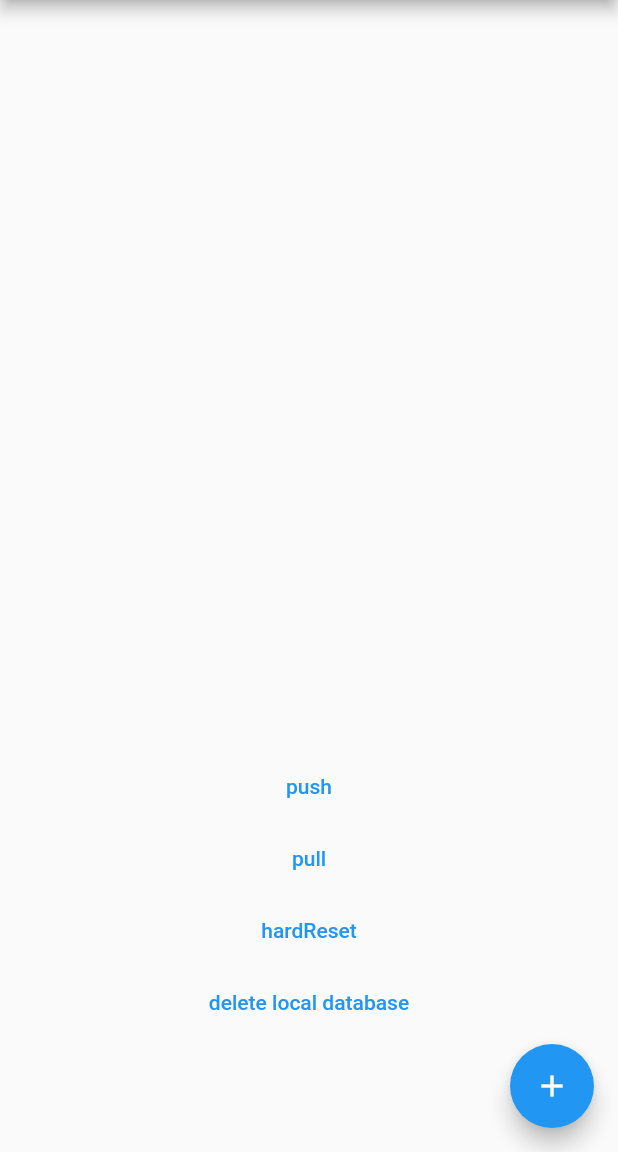
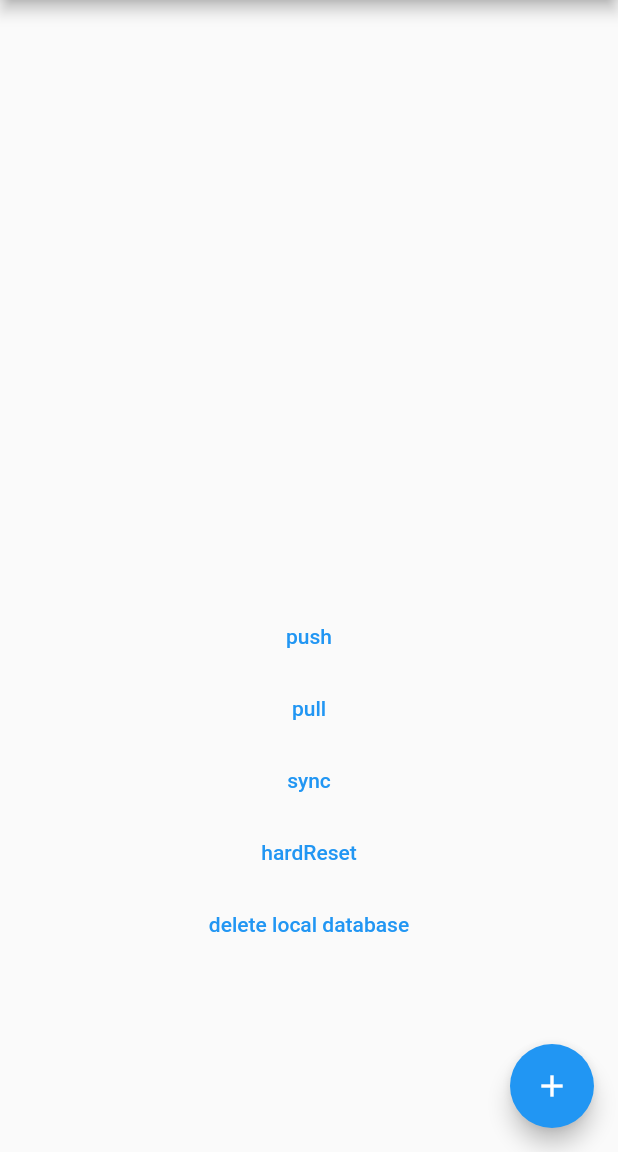
Before and after one commit to Mahdibenamor/FastSync, a Flutter app: the screen it shows after launch, after a tap on "pull", on a phone screen of 412 x 824 dp, the part 84-1236 px from its top. Run offline on Flutter 3.47's test engine with Material 2 defaults, Android fonts, the light colour scheme and no system bars; our stand-ins replace dio, hive; accounts and stored records are empty; network calls fail.

Commit message:
adding sync in the client

```diff
--- a/fast_sync_dart_client/fast_sync_client/example/lib/item/pages/item_provider.dart
+++ b/fast_sync_dart_client/fast_sync_client/example/lib/item/pages/item_provider.dart
@@ -19,6 +19,10 @@ class ItemProvider with ChangeNotifier {
 
   Future<void> pull() async {
     await syncManager.pull();
+  }
+
+  Future<void> sync() async {
+    await syncManager.sync();
   }
 
   Future<void> push() async {
--- a/fast_sync_dart_client/fast_sync_client/example/lib/item/pages/list_items.dart
+++ b/fast_sync_dart_client/fast_sync_client/example/lib/item/pages/list_items.dart
@@ -28,7 +28,7 @@ class ItemListPageState extends State<ItemListPage> {
           },
           child: Column(children: [
             Container(
-              height: 500,
+              height: 400,
               child: ListView.builder(
                 itemCount: widget.items.length,
                 itemBuilder: (context, index) {
@@ -88,6 +88,21 @@ class ItemListPageState extends State<ItemListPage> {
                         MaterialStateProperty.all<Color>(Colors.blue),
                   ),
                   onPressed: () async {
+                    await itemProvider.sync();
+                    setState(() {});
+                  },
+                  child: Text('sync'),
+                ),
+              );
+            }),
+            Consumer<ItemProvider>(builder: (context, itemProvider, child) {
+              return Center(
+                child: TextButton(
+                  style: ButtonStyle(
+                    foregroundColor:
+                        MaterialStateProperty.all<Color>(Colors.blue),
+                  ),
+                  onPressed: () async {
                     await itemProvider.hardReset();
                     setState(() {});
                   },
--- a/fast_sync_dart_client/fast_sync_client/example/lib/main.dart
+++ b/fast_sync_dart_client/fast_sync_client/example/lib/main.dart
@@ -15,8 +15,7 @@ void main() async {
   WidgetsFlutterBinding.ensureInitialized();
   await initHive();
   FastSync.setSyncConfiguration<HiveSyncConfiguration>(HiveSyncConfiguration());
-  FastSync.setTypeSyncZone<Item>(SyncZoneRestrictionEnum.restricted,
-      syncZone: "user2");
+  FastSync.setTypeSyncZone<Item>(SyncZoneRestrictionEnum.global);
   FastSync.setHttpManager(HttpManager());
   ItemDataSource datasource = ItemDataSource();
   ItemRepository repository = ItemRepository(dataSource: datasource);
--- a/fast_sync_dart_client/fast_sync_client/lib/src/absraction/service/isync_manager.dart
+++ b/fast_sync_dart_client/fast_sync_client/lib/src/absraction/service/isync_manager.dart
@@ -3,5 +3,6 @@ import 'package:fast_sync_client/src/absraction/models/sync_payload.dart';
 abstract class ISyncManager {
   Future<SyncPayload> push();
   Future<SyncPayload> pull();
+  Future<SyncPayload> sync();
   Future<SyncPayload> hardReset({List<Type>? types});
 }
--- a/fast_sync_dart_client/fast_sync_client/lib/src/fast_sync.dart
+++ b/fast_sync_dart_client/fast_sync_client/lib/src/fast_sync.dart
@@ -70,7 +70,7 @@ class FastSync<V extends SyncConfiguration> {
   static setTypeSyncZone<T>(SyncZoneRestrictionEnum syncZoneRestriction,
       {String? syncZone}) {
     _instance!._syncConfiguration!
-        .setTypeSyncZone(T.toString(), syncZoneRestriction, syncZone!);
+        .setTypeSyncZone(T.toString(), syncZoneRestriction, syncZone);
   }
 
   static String getTypeSyncZone(String type) {
--- a/fast_sync_dart_client/fast_sync_client/lib/src/implementation/service/sync_manager.dart
+++ b/fast_sync_dart_client/fast_sync_client/lib/src/implementation/service/sync_manager.dart
@@ -33,6 +33,12 @@ class SyncManager implements ISyncManager {
     await _undirtyList(payload);
     await _processPayloadMetadata(payload);
     return payload;
+  }
+
+  @override
+  Future<SyncPayload> sync() async {
+    await push();
+    return await pull();
   }
 
   @override
```
Also changed, not shown: fast_sync_dart_client/fast_sync_client/example/pubspec.yaml (+6 -2 lines), 1 other file.
